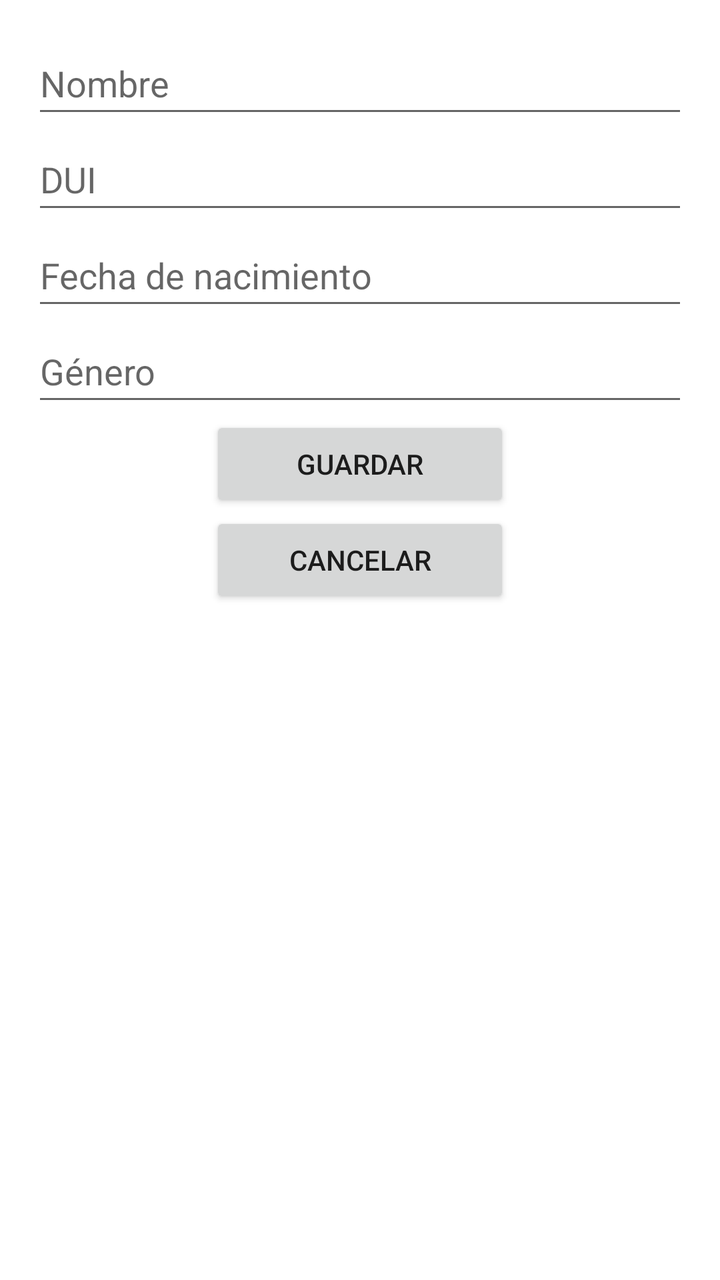
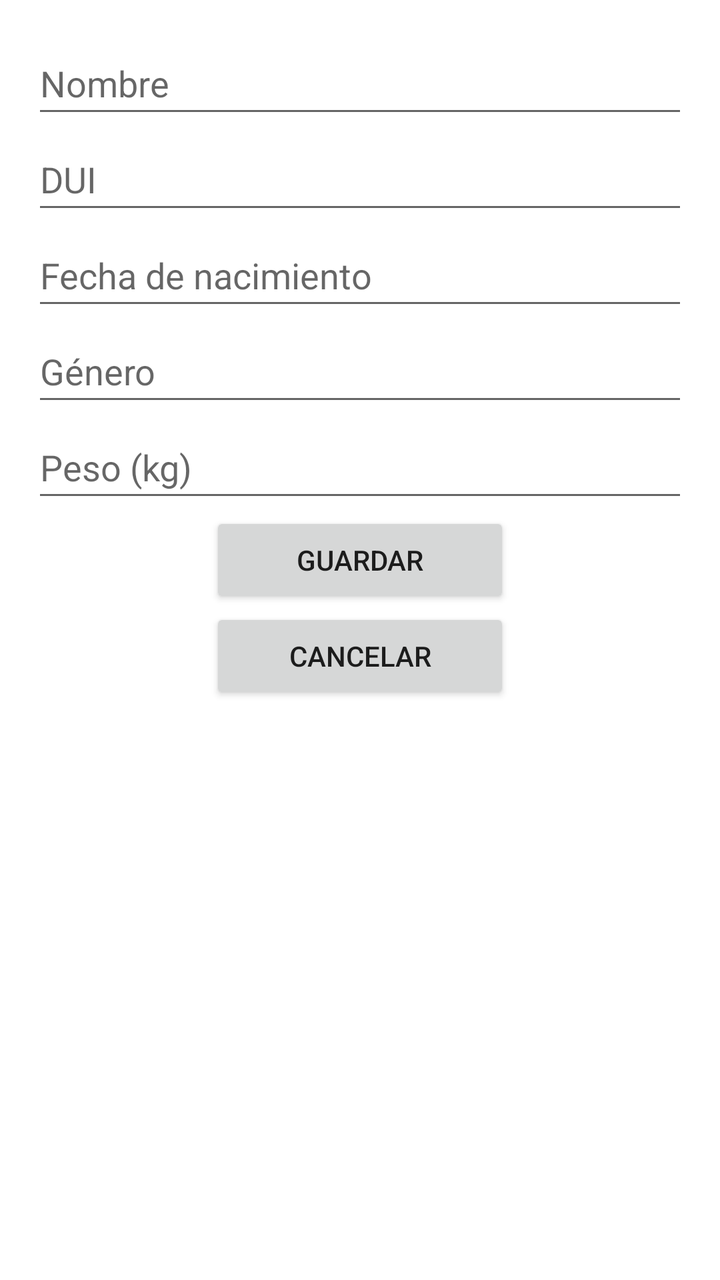

Compare the two renders of this Android layout. The source of the first and the diff that turns it into the second are given below.
<!-- AndroidManifest.xml: application theme Theme.Guia08_FirebaseDBRealTime -->
<!-- res/layout/activity_add_persona.xml -->
<?xml version="1.0" encoding="utf-8"?>
<LinearLayout xmlns:android="http://schemas.android.com/apk/res/android"
    android:id="@+id/main"
    android:layout_width="match_parent"
    android:layout_height="match_parent"
    android:orientation="vertical"
    android:padding="16dp">

    <EditText
        android:id="@+id/edtNombre"
        android:layout_width="match_parent"
        android:layout_height="wrap_content"
        android:hint="Nombre"
        android:inputType="text"
        android:minHeight="48dp" />

    <EditText
        android:id="@+id/edtDUI"
        android:layout_width="match_parent"
        android:layout_height="wrap_content"
        android:hint="DUI"
        android:inputType="text"
        android:minHeight="48dp" />

    <EditText
        android:id="@+id/edtFechaNacimiento"
        android:layout_width="match_parent"
        android:layout_height="wrap_content"
        android:hint="Fecha de nacimiento"
        android:inputType="date"
        android:minHeight="48dp" />

    <EditText
        android:id="@+id/edtGenero"
        android:layout_width="match_parent"
        android:layout_height="wrap_content"
        android:hint="Género"
        android:inputType="text"
        android:minHeight="48dp" />

    <Button
        android:id="@+id/btnGuardar"
        android:layout_width="150dp"
        android:layout_height="wrap_content"
        android:layout_gravity="center_horizontal"
        android:onClick="guardar"
        android:text="Guardar" />

    <Button
        android:id="@+id/btnCancelar"
        android:layout_width="150dp"
        android:layout_height="wrap_content"
        android:layout_gravity="center_horizontal"
        android:onClick="cancelar"
        android:text="Cancelar" />

</LinearLayout>
<!-- resources referenced by this layout -->
<resources>
  <style name="Theme.Guia08_FirebaseDBRealTime" parent="Base.Theme.Guia08_FirebaseDBRealTime" />
  <style name="Base.Theme.Guia08_FirebaseDBRealTime" parent="Theme.MaterialComponents.DayNight.DarkActionBar">
          <item name="colorPrimary">@color/purple_500</item>
          <item name="colorPrimaryVariant">@color/purple_700</item>
          <item name="colorOnPrimary">@color/white</item>
  
          
          <item name="colorSecondary">@color/teal_200</item>
          <item name="colorSecondaryVariant">@color/teal_700</item>
          <item name="colorOnSecondary">@color/black</item>
  
          
          <item name="android:statusBarColor">?attr/colorPrimaryVariant</item>
      </style>
  <color name="purple_500">#FF6200EE</color>
  <color name="purple_700">#FF3700B3</color>
  <color name="white">#FFFFFFFF</color>
  <color name="teal_200">#FF03DAC5</color>
  <color name="teal_700">#FF018786</color>
  <color name="black">#FF000000</color>
</resources>

<!-- the commit's change to res/layout/activity_add_persona.xml (unified diff, before → after) -->
@@ -38,6 +38,14 @@
         android:inputType="text"
         android:minHeight="48dp" />
 
+    <EditText
+        android:id="@+id/edtPeso"
+        android:layout_width="match_parent"
+        android:layout_height="wrap_content"
+        android:hint="Peso (kg)"
+        android:inputType="numberDecimal"
+        android:minHeight="48dp" />
+
     <Button
         android:id="@+id/btnGuardar"
         android:layout_width="150dp"
